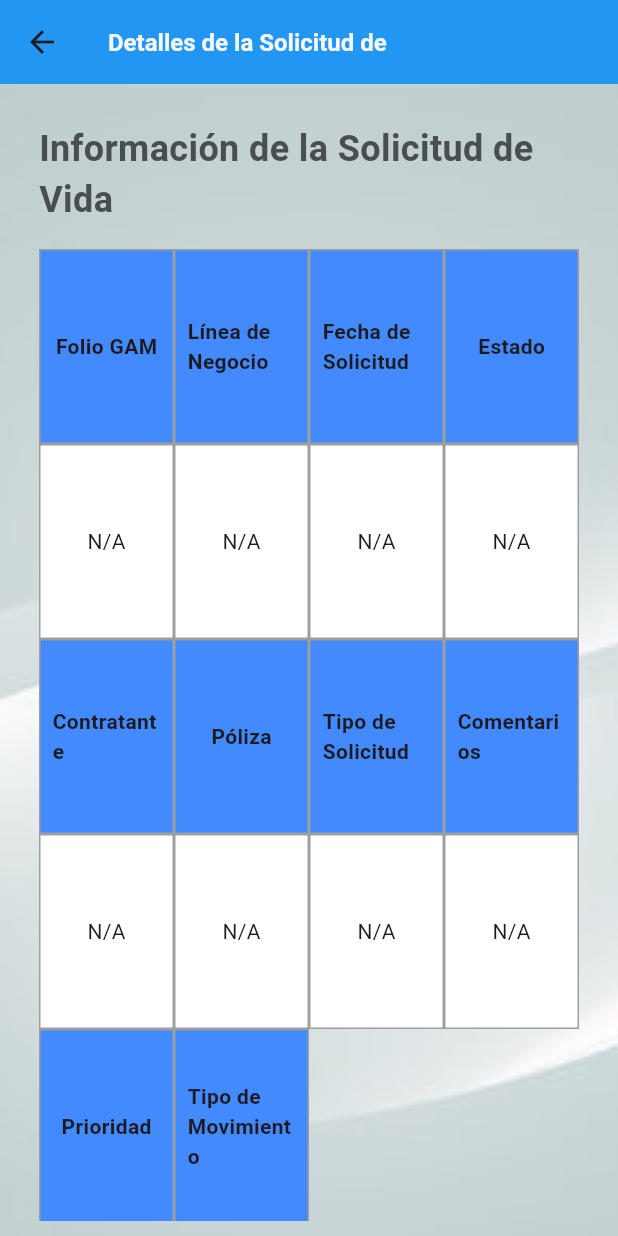
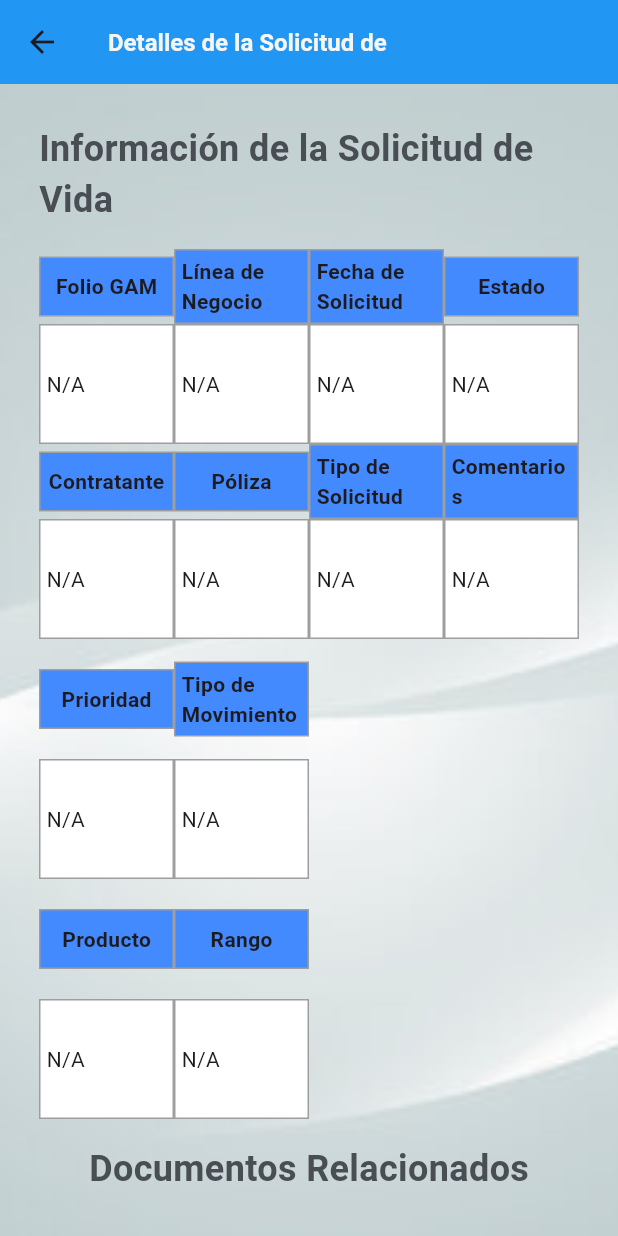
Before and after one commit to DevAppsGam/MobilGam, a Flutter app: the DetalleVida screen opened directly with empty values, on a phone screen of 412 x 824 dp. Run offline on Flutter 3.47's test engine with Material 3 defaults, Android fonts, the phone set to English and light mode, and no system bars; our stand-ins replace auto_size_text, cached_network_image, device_info_plus, file_picker, open_filex; missing offline and left inert: flutter_downloader, flutter_file_downloader; network calls fail.

Commit message:
cambios en tabla 1 detallevida, asi como en pubscec

```diff
--- a/lib/Pages/MenuAsesores/Detalles/vidaDetallePage.dart
+++ b/lib/Pages/MenuAsesores/Detalles/vidaDetallePage.dart
@@ -306,27 +306,37 @@ class _DetalleVidaState extends State<DetalleVida> {
 
   Widget buildTableCell(String content, {bool isHeader = false, bool isTransparent = false}) {
     return Container(
-      padding: const EdgeInsets.all(8.0),
-      constraints: const BoxConstraints(
-        maxHeight: 130.0, // Limitar la altura máxima
+      padding: const EdgeInsets.all(4.0),
+      constraints: BoxConstraints(
+        minHeight: isHeader ? 40 : 80, // Ajusta según sea necesario
       ),
       decoration: BoxDecoration(
         color: isTransparent ? Colors.transparent : (isHeader ? Colors.blueAccent : Colors.white),
         border: isTransparent ? const Border() : Border.all(color: Colors.grey),
       ),
-      child: Center( // Centrar el texto verticalmente
+      child: isHeader
+          ? Center(
         child: Text(
           content,
-          maxLines: 5, // Limitar a 3 líneas
-          overflow: TextOverflow.ellipsis, // Mostrar "..." si hay más texto
-          style: TextStyle(
-            fontWeight: isHeader ? FontWeight.bold : FontWeight.normal,
+          style: const TextStyle(
+            fontWeight: FontWeight.bold,
           ),
         ),
+      )
+          : Row(
+        children: [
+          Expanded(
+            child: Text(
+              content,
+              style: const TextStyle(
+                fontWeight: FontWeight.normal,
+              ),
+            ),
+          ),
+        ],
       ),
     );
   }
-
 
 
   @override
```
Also changed, not shown: 3 other files.
